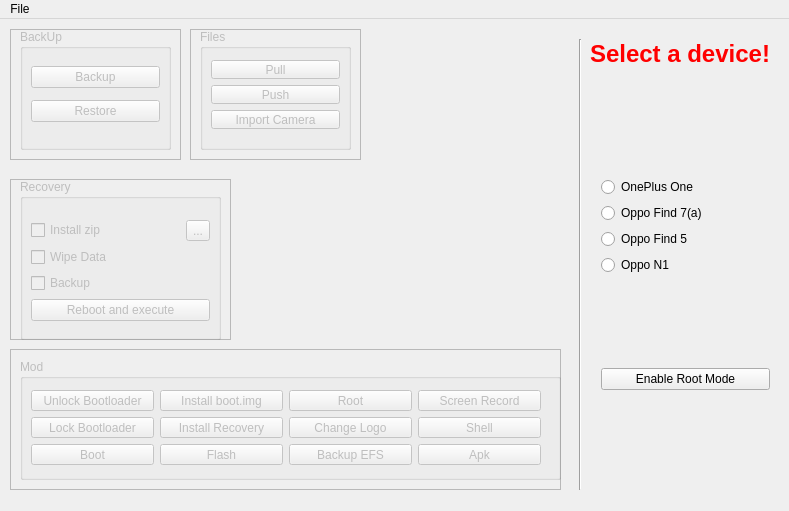
First picture: the form in otools.ui, repository jinqiqiqi/O-Tools, before the edit.
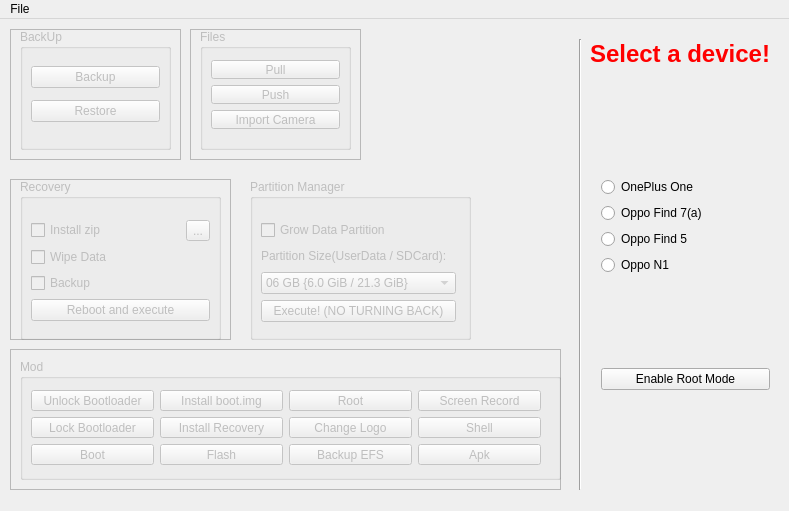
Second picture: the form after the edit.

Commit message: User Data Partition update for find5

```diff
--- a/otools.ui
+++ b/otools.ui
@@ -453,6 +453,103 @@
      <string>&lt;html&gt;&lt;head/&gt;&lt;body&gt;&lt;p&gt;&lt;span style=&quot; font-size:18pt; font-weight:600; color:#ff0000;&quot;&gt;Select a device!&lt;/span&gt;&lt;/p&gt;&lt;/body&gt;&lt;/html&gt;</string>
     </property>
    </widget>
+   <widget class="QGroupBox" name="partitionbox">
+    <property name="enabled">
+     <bool>false</bool>
+    </property>
+    <property name="geometry">
+     <rect>
+      <x>250</x>
+      <y>160</y>
+      <width>221</width>
+      <height>161</height>
+     </rect>
+    </property>
+    <property name="title">
+     <string>Partition Manager</string>
+    </property>
+    <widget class="QWidget" name="layoutWidget_2">
+     <property name="geometry">
+      <rect>
+       <x>0</x>
+       <y>30</y>
+       <width>217</width>
+       <height>124</height>
+      </rect>
+     </property>
+     <layout class="QVBoxLayout" name="verticalLayout_12">
+      <item>
+       <layout class="QHBoxLayout" name="horizontalLayout_5">
+        <item>
+         <widget class="QCheckBox" name="IncreaseSystemPartion">
+          <property name="text">
+           <string>Grow Data Partition</string>
+          </property>
+         </widget>
+        </item>
+       </layout>
+      </item>
+      <item>
+       <widget class="QLabel" name="label_2">
+        <property name="text">
+         <string>Partition Size(UserData / SDCard):</string>
+        </property>
+       </widget>
+      </item>
+      <item>
+       <widget class="QComboBox" name="UserDataPartitionCmbBox">
+        <property name="enabled">
+         <bool>false</bool>
+        </property>
+        <property name="currentText">
+         <string>06 GB {6.0 GiB / 21.3 GiB}</string>
+        </property>
+        <property name="maxVisibleItems">
+         <number>5</number>
+        </property>
+        <property name="insertPolicy">
+         <enum>QComboBox::NoInsert</enum>
+        </property>
+        <item>
+         <property name="text">
+          <string>06 GB {6.0 GiB / 21.3 GiB}</string>
+         </property>
+        </item>
+        <item>
+         <property name="text">
+          <string>07 GB {7.0 GiB / 20.3 GiB}</string>
+         </property>
+        </item>
+        <item>
+         <property name="text">
+          <string>08 GB {8.0 GiB / 19.3 GiB}</string>
+         </property>
+        </item>
+        <item>
+         <property name="text">
+          <string>09 GB {9.0 GiB / 18.3 GiB}</string>
+         </property>
+        </item>
+        <item>
+         <property name="text">
+          <string>10 GB {10.0 GiB / 17.3 GiB}</string>
+         </property>
+        </item>
+       </widget>
+      </item>
+      <item>
+       <widget class="QPushButton" name="btnGrowParitionExecute">
+        <property name="enabled">
+         <bool>false</bool>
+        </property>
+        <property name="text">
+         <string>Execute! (NO TURNING BACK)</string>
+        </property>
+       </widget>
+      </item>
+     </layout>
+    </widget>
+   </widget>
   </widget>
   <widget class="QMenuBar" name="menuBar">
    <property name="geometry">
```
Left out of the diff: 5 changed lines with no effect on the pictures. The commit also changes 2 other files.
